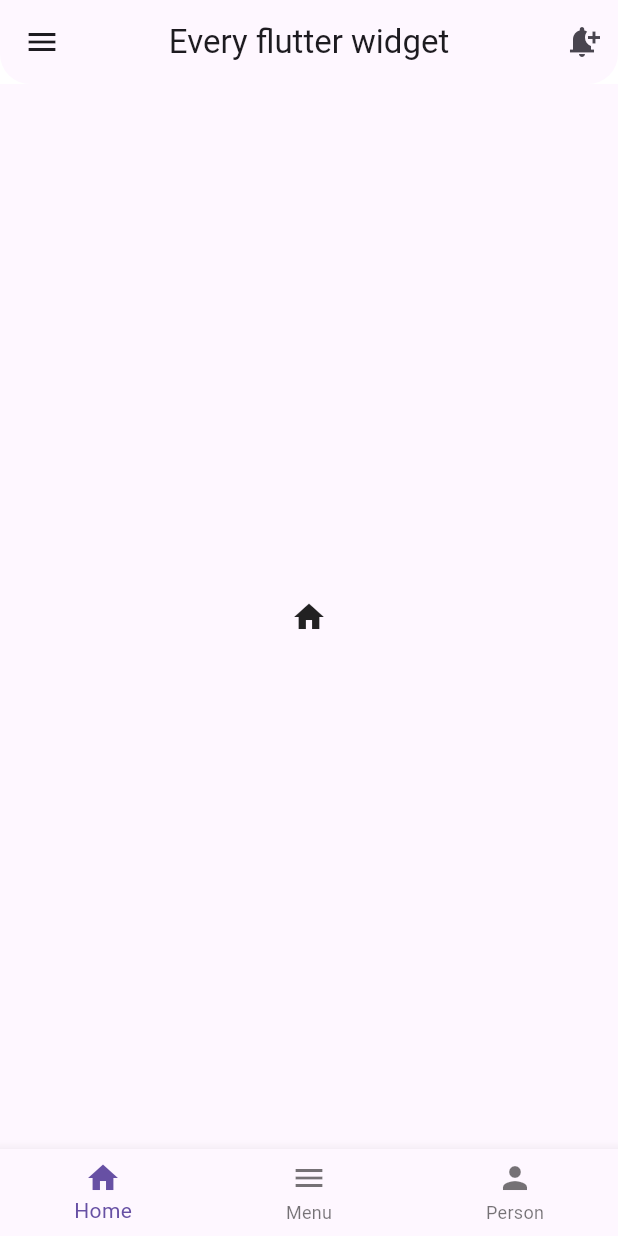
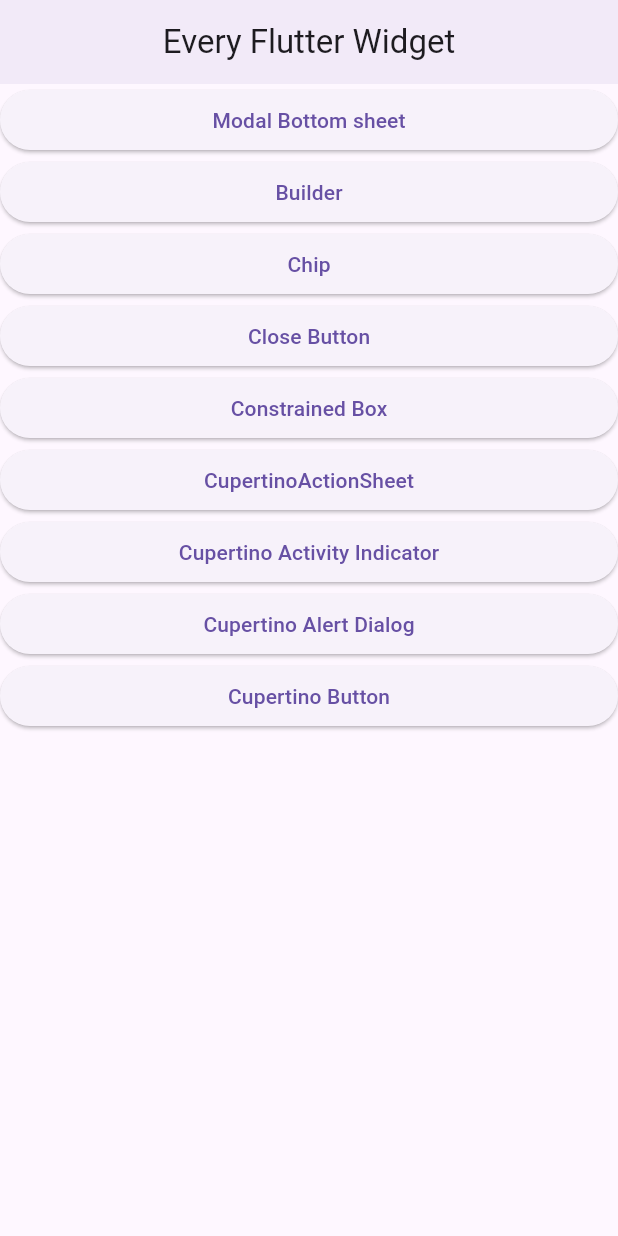
Before and after one commit to JakariaKhan-CSE/Top-Flutter-Widget, a Flutter app: the screen it shows after launch, on a phone screen of 412 x 824 dp. Run offline on Flutter 3.47's test engine with Material 3 defaults, Android fonts, the phone set to English and light mode, and no system bars.

Commit message:
cupertino button, alert dialog and indicator widget

```diff
--- /dev/null
+++ b/lib/home_page.dart
@@ -0,0 +1,58 @@
+import 'package:every_flutter_widget/ui/builder.dart';
+import 'package:every_flutter_widget/ui/chip.dart';
+import 'package:every_flutter_widget/ui/closeButton.dart';
+import 'package:every_flutter_widget/ui/constrainedBox.dart';
+import 'package:every_flutter_widget/ui/cupertinoAction.dart';
+import 'package:every_flutter_widget/ui/cupertinoButton/cupertinobtn.dart';
+import 'package:every_flutter_widget/ui/cupertinoDialog/cupertinoDialog.dart';
+import 'package:every_flutter_widget/ui/cupertinoactivityindicator/cupertinoactivityindicatorpage.dart';
+import 'package:every_flutter_widget/ui/modal_bottom_sheet.dart';
+import 'package:flutter/material.dart';
+
+class HomePage extends StatelessWidget {
+  const HomePage({super.key});
+
+  @override
+  Widget build(BuildContext context) {
+    return Scaffold(
+      appBar: AppBar(title: Text('Every Flutter Widget'),centerTitle: true,elevation: 3,),
+      body: SingleChildScrollView(
+        child: Center(
+          child: Column(
+
+            children: [
+              ElevatedButton(style: ElevatedButton.styleFrom(minimumSize: Size(double.infinity, 40)),onPressed: (){
+                Navigator.push(context, MaterialPageRoute(builder: (context) => ModalBottomSheetWidget(),));
+              }, child: Text('Modal Bottom sheet')),
+              ElevatedButton(style: ElevatedButton.styleFrom(minimumSize: Size(double.infinity, 40)),onPressed: (){
+                Navigator.push(context, MaterialPageRoute(builder: (context) => BuilderWidget(),));
+              }, child: Text('Builder')),
+              ElevatedButton(style: ElevatedButton.styleFrom(minimumSize: Size(double.infinity, 40)),onPressed: (){
+                Navigator.push(context, MaterialPageRoute(builder: (context) => ChipWidget(),));
+              }, child: Text('Chip')),
+
+              ElevatedButton(style: ElevatedButton.styleFrom(minimumSize: Size(double.infinity, 40)),onPressed: (){
+                Navigator.push(context, MaterialPageRoute(builder: (context) => CloseButtonWidget(),));
+              }, child: Text('Close Button')),
+              ElevatedButton(style: ElevatedButton.styleFrom(minimumSize: Size(double.infinity, 40)),onPressed: (){
+                Navigator.push(context, MaterialPageRoute(builder: (context) => ConstrainedBoxWidget(),));
+              }, child: Text('Constrained Box')),
+              ElevatedButton(style: ElevatedButton.styleFrom(minimumSize: Size(double.infinity, 40)),onPressed: (){
+                Navigator.push(context, MaterialPageRoute(builder: (context) => CupertinoActionWidget(),));
+              }, child: Text('CupertinoActionSheet')),
+              ElevatedButton(style: ElevatedButton.styleFrom(minimumSize: Size(double.infinity, 40)),onPressed: (){
+                Navigator.push(context, MaterialPageRoute(builder: (context) => CupertinoActivityIndicator(),));
+              }, child: Text('Cupertino Activity Indicator')),
+              ElevatedButton(style: ElevatedButton.styleFrom(minimumSize: Size(double.infinity, 40)),onPressed: (){
+                Navigator.push(context, MaterialPageRoute(builder: (context) => CupertinoAlertDialog(),));
+              }, child: Text('Cupertino Alert Dialog')),
+              ElevatedButton(style: ElevatedButton.styleFrom(minimumSize: Size(double.infinity, 40)),onPressed: (){
+                Navigator.push(context, MaterialPageRoute(builder: (context) => CupertinoButtonPage(),));
+              }, child: Text('Cupertino Button')),
+            ],
+          ),
+        ),
+      )
+    );
+  }
+}
--- a/lib/main.dart
+++ b/lib/main.dart
@@ -1,42 +1,16 @@
-import 'package:every_flutter_widget/aspect_ratio.dart';
-import 'package:every_flutter_widget/auto_complete.dart';
-import 'package:every_flutter_widget/backdrop_filter.dart';
-import 'package:every_flutter_widget/banner.dart';
-import 'package:every_flutter_widget/base_line.dart';
-import 'package:every_flutter_widget/block_semantics.dart';
-import 'package:every_flutter_widget/bottom_navigation_bar.dart';
+import 'package:every_flutter_widget/home_page.dart';
 import 'package:flutter/material.dart';
-
-import 'animated_switcher.dart';
 void main() {
-  runApp(const MaterialApp(
-
-    debugShowCheckedModeBanner: false,
-    home: MyApp(),
-  ));
+  runApp(MyApp());
 }
 class MyApp extends StatelessWidget {
   const MyApp({super.key});
 
   @override
   Widget build(BuildContext context) {
-    return Scaffold(
-      backgroundColor: Colors.white,
-      appBar: AppBar(title: const Text('Every flutter widget'),centerTitle: true,
-
-        shape: RoundedRectangleBorder(
-          borderRadius: BorderRadius.only(
-            bottomLeft: Radius.circular(20),
-            bottomRight: Radius.circular(20),
-          )
-        ),
-        actions: [
-          IconButton(onPressed: (){}, icon: Icon(Icons.notification_add))
-        ],
-        leading: Icon(Icons.menu),
- // app bar height set kora jai
-      ),
-      body:  BottomNavigationBarWidTest(),
+    return MaterialApp(
+      debugShowCheckedModeBanner: false,
+      home: HomePage(),
     );
   }
 }
--- /dev/null
+++ b/lib/ui/chip.dart
@@ -0,0 +1,21 @@
+import 'package:flutter/material.dart';
+
+class ChipWidget extends StatelessWidget {
+  static const snackbar = SnackBar(content: Text('Deleted Button pressed'));
+  const ChipWidget({super.key});
+
+  @override
+  Widget build(BuildContext context) {
+    return Scaffold(
+      body: Center(
+        child: Chip(
+          label: Text('This is a Flutter chip'),
+          onDeleted: (){
+            debugPrint('Do something');
+ScaffoldMessenger.of(context).showSnackBar(snackbar);
+          },
+        ),
+      ),
+    );
+  }
+}
```
Also changed, not shown: lib/ui/builder.dart (added, +19 -0 lines), lib/ui/closeButton.dart (added, +19 -0 lines), lib/ui/common/codeshow.dart (added, +26 -0 lines), lib/ui/constrainedBox.dart (added, +23 -0 lines), lib/ui/cupertinoAction.dart (added, +76 -0 lines), lib/ui/cupertinoActionWidgetCodeShow.dart (added, +56 -0 lines), lib/ui/cupertinoActionwidgetshow.dart (added, +30 -0 lines), lib/ui/cupertinoButton/cupertinobtn.dart (added, +58 -0 lines), lib/ui/cupertinoButton/cupertinobtnwidget.dart (added, +26 -0 lines), lib/ui/cupertinoDialog/cupertinoDialog.dart (added, +63 -0 lines), lib/ui/cupertinoDialog/cupertinoalertDialog.dart (added, +33 -0 lines), lib/ui/cupertinoactivityindicator/cupertinoactivityindicatorpage.dart (added, +45 -0 lines), lib/ui/cupertinoactivityindicator/cupertinoactivityindicatorwidget.dart (added, +17 -0 lines), lib/ui/modal_bottom_sheet.dart (added, +24 -0 lines), 1 more files.
